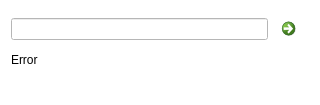
This is Search/searchpage.ui in imanzk/Messanger-Application as Qt 5 draws it before an edit. The edited form follows.
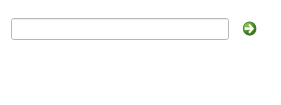
This is the edited form.

Commit message: you can now join group and channel and send message a user for the first time in the search page

Patch:
```diff
--- a/Search/searchpage.ui
+++ b/Search/searchpage.ui
@@ -6,7 +6,7 @@
    <rect>
     <x>0</x>
     <y>0</y>
-    <width>320</width>
+    <width>281</width>
     <height>105</height>
    </rect>
   </property>
@@ -53,7 +53,7 @@
    <item>
     <widget class="QLabel" name="label">
      <property name="text">
-      <string>Error</string>
+      <string/>
      </property>
     </widget>
    </item>
```
Left out of the diff: 2 changed lines with no effect on the pictures. The commit also changes 2 other files.
